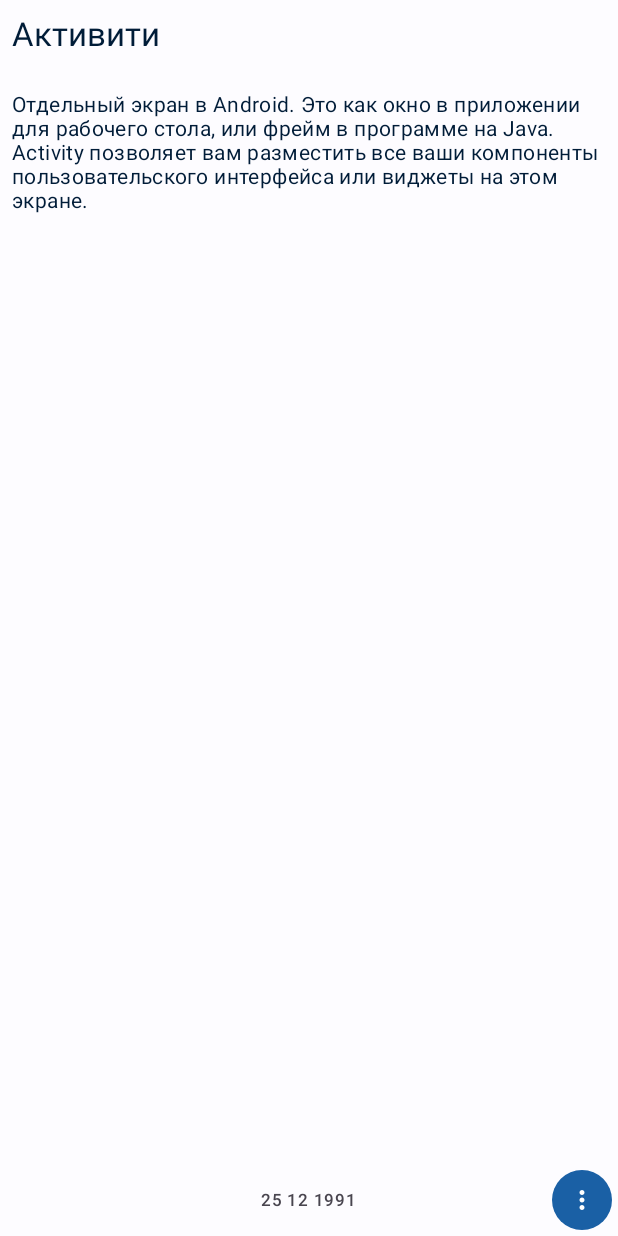
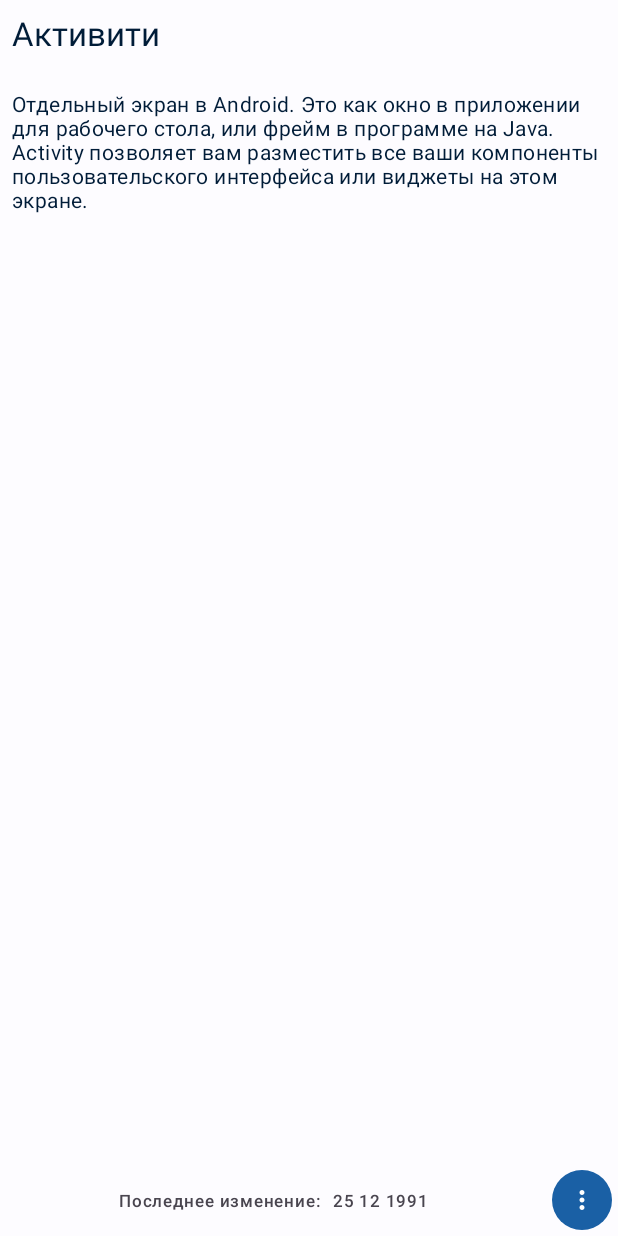
Before and after one commit to zfix27r/ToDo, an Android app: the layout fragment_note_detail.xml on its own in the app's theme, with its tools: preview values and no code run, on a phone screen of 412 x 824 dp. Run offline under Robolectric (Android 15) with nearby library versions, the phone set to English and light mode, and no system bars.

```diff
--- a/app/src/main/java/ru/zfix27r/todo/domain/model/SaveNoteReqModel.kt
+++ b/app/src/main/java/ru/zfix27r/todo/domain/model/SaveNoteReqModel.kt
@@ -1,10 +1,8 @@
 package ru.zfix27r.todo.domain.model
-
-import java.time.LocalTime
 
 data class SaveNoteReqModel(
     val id: Long,
     val title: String,
     val description: String,
-    val date: String = LocalTime.now().toString()
+    val date: String
 )
--- a/app/src/main/java/ru/zfix27r/todo/ui/notes/NotesActionListener.kt
+++ b/app/src/main/java/ru/zfix27r/todo/ui/notes/NotesActionListener.kt
@@ -1,5 +1,8 @@
 package ru.zfix27r.todo.ui.notes
 
+import android.view.View
+
 interface NotesActionListener {
-    fun onDetail(note: Note)
+    fun onViewDetail(note: Note)
+    fun getContextMenu(): View.OnCreateContextMenuListener
 }
--- a/app/src/main/res/layout/fragment_note_detail.xml
+++ b/app/src/main/res/layout/fragment_note_detail.xml
@@ -62,22 +62,39 @@
             app:layout_constraintVertical_bias="0.0"
             tools:text="Отдельный экран в Android. Это как окно в приложении для рабочего стола, или фрейм в программе на Java. Activity позволяет вам разместить все ваши компоненты пользовательского интерфейса или виджеты на этом экране." />
 
-        <FrameLayout
+        <androidx.constraintlayout.widget.ConstraintLayout
             android:id="@+id/frameLayout"
-            android:layout_width="0dp"
+            android:layout_width="match_parent"
             android:layout_height="48dp"
-            android:orientation="horizontal"
             app:layout_constraintBottom_toBottomOf="parent"
             app:layout_constraintEnd_toEndOf="parent"
             app:layout_constraintStart_toStartOf="parent">
 
             <TextView
-                android:id="@+id/date"
+                android:id="@+id/dateDesc"
                 android:layout_width="wrap_content"
                 android:layout_height="wrap_content"
                 android:layout_gravity="center"
-                android:text="@{ viewModel.note.date }"
+                android:layout_marginEnd="8dp"
+                android:text="Последнее изменение:"
                 android:textAppearance="@style/TextAppearance.Material3.LabelSmall"
+                app:layout_constraintBottom_toBottomOf="parent"
+                app:layout_constraintEnd_toStartOf="@+id/date"
+                app:layout_constraintHorizontal_chainStyle="packed"
+                app:layout_constraintStart_toStartOf="parent"
+                app:layout_constraintTop_toTopOf="parent" />
+
+            <TextView
+                android:id="@+id/date"
+                bindFormatDate="@{ viewModel.note.date }"
+                android:layout_width="wrap_content"
+                android:layout_height="wrap_content"
+                android:layout_gravity="center"
+                android:textAppearance="@style/TextAppearance.Material3.LabelSmall"
+                app:layout_constraintBottom_toBottomOf="parent"
+                app:layout_constraintEnd_toStartOf="@+id/menu"
+                app:layout_constraintStart_toEndOf="@+id/dateDesc"
+                app:layout_constraintTop_toTopOf="parent"
                 tools:text="25 12 1991" />
 
             <Button
@@ -86,9 +103,11 @@
                 android:layout_width="wrap_content"
                 android:layout_height="wrap_content"
                 android:layout_gravity="end"
-                app:icon="@drawable/ic_baseline_more_vert_24" />
+                app:icon="@drawable/ic_baseline_more_vert_24"
+                app:layout_constraintBottom_toBottomOf="parent"
+                app:layout_constraintEnd_toEndOf="parent" />
 
-        </FrameLayout>
+        </androidx.constraintlayout.widget.ConstraintLayout>
 
     </androidx.constraintlayout.widget.ConstraintLayout>
 </layout>
```
Also changed, not shown: app/src/main/java/ru/zfix27r/todo/binding/BindingAdapters.kt (added, +38 -0 lines), app/src/main/java/ru/zfix27r/todo/data/NoteRepositoryImpl.kt (+20 -7 lines), app/src/main/java/ru/zfix27r/todo/domain/common/SortType.kt (+6 -4 lines), app/src/main/java/ru/zfix27r/todo/ui/notes/NotesAdapter.kt (+3 -4 lines), app/src/main/java/ru/zfix27r/todo/ui/notes/NotesFragment.kt (+53 -48 lines), app/src/main/java/ru/zfix27r/todo/ui/notes/detail/NoteDetailFragment.kt (+10 -16 lines), app/src/main/java/ru/zfix27r/todo/ui/notes/detail/NoteDetailViewModel.kt (+12 -4 lines), app/src/main/res/layout/note_item.xml (+11 -1 lines), app/src/main/res/menu/notes_menu.xml (+35 -5 lines), app/src/main/res/menu/notes_sort_popup.xml (deleted, +0 -15 lines), app/src/main/res/values/strings.xml (+9 -5 lines).
